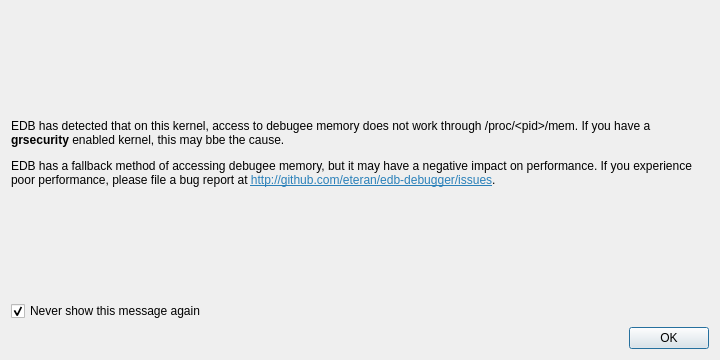
Before: the Qt Designer form plugins/DebuggerCore/unix/linux/DialogMemoryAccess.ui in eteran/edb-debugger, drawn with Qt 5.
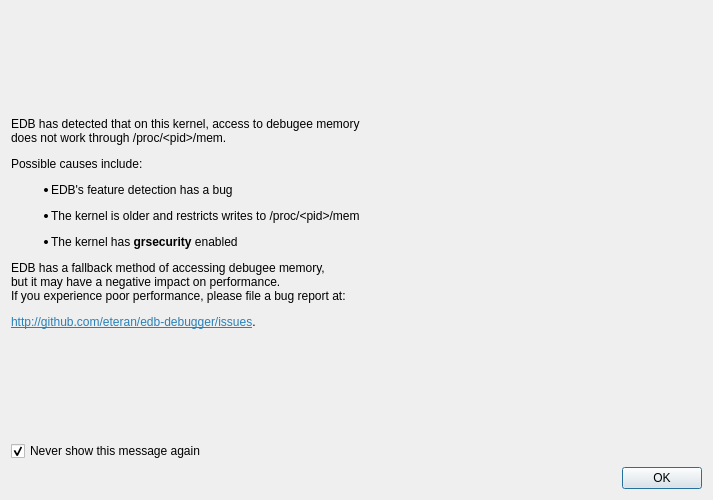
After: the same form once the commit is applied.

Commit message: hopefully improved the dialog box's display and information.

Patch:
```diff
--- a/plugins/DebuggerCore/unix/linux/DialogMemoryAccess.ui
+++ b/plugins/DebuggerCore/unix/linux/DialogMemoryAccess.ui
@@ -6,8 +6,8 @@
    <rect>
     <x>0</x>
     <y>0</y>
-    <width>720</width>
-    <height>360</height>
+    <width>713</width>
+    <height>500</height>
    </rect>
   </property>
   <property name="windowTitle">
@@ -20,14 +20,11 @@
    <item>
     <widget class="QLabel" name="label">
      <property name="text">
-      <string>&lt;html&gt;&lt;head/&gt;&lt;body&gt;&lt;p&gt;EDB has detected that on this kernel, access to debugee memory does not work through &lt;span style=&quot; font-family:'Courier New,courier';&quot;&gt;/proc/&amp;lt;pid&amp;gt;/mem&lt;/span&gt;. If you have a &lt;span style=&quot; font-weight:600;&quot;&gt;grsecurity&lt;/span&gt; enabled kernel, this may bbe the cause.&lt;/p&gt;&lt;p&gt;EDB has a fallback method of accessing debugee memory, but it may have a negative impact on performance. If you experience poor performance, please file a bug report at &lt;a href=&quot;http://github.com/eteran/edb-debugger/issues&quot;&gt;&lt;span style=&quot; text-decoration: underline; color:#2980b9;&quot;&gt;http://github.com/eteran/edb-debugger/issues&lt;/span&gt;&lt;/a&gt;.&lt;/p&gt;&lt;/body&gt;&lt;/html&gt;</string>
+      <string>&lt;html&gt;&lt;head/&gt;&lt;body&gt;&lt;p&gt;EDB has detected that on this kernel, access to debugee memory &lt;br/&gt;does not work through &lt;span style=&quot; font-family:'Courier New,courier';&quot;&gt;/proc/&amp;lt;pid&amp;gt;/mem&lt;/span&gt;. &lt;/p&gt;&lt;p&gt;Possible causes include: &lt;/p&gt;&lt;ul style=&quot;margin-top: 0px; margin-bottom: 0px; margin-left: 0px; margin-right: 0px; -qt-list-indent: 1;&quot;&gt;&lt;li style=&quot; margin-top:0px; margin-bottom:0px; margin-left:0px; margin-right:0px; -qt-block-indent:0; text-indent:0px;&quot;&gt;EDB's feature detection has a bug&lt;/li&gt;&lt;/ul&gt;&lt;ul style=&quot;margin-top: 0px; margin-bottom: 0px; margin-left: 0px; margin-right: 0px; -qt-list-indent: 1;&quot;&gt;&lt;li style=&quot; margin-top:12px; margin-bottom:12px; margin-left:0px; margin-right:0px; -qt-block-indent:0; text-indent:0px;&quot;&gt;The kernel is older and restricts writes to &lt;span style=&quot; font-family:'Courier New,courier';&quot;&gt;/proc/&amp;lt;pid&amp;gt;/mem&lt;/span&gt;&lt;/li&gt;&lt;li style=&quot; margin-top:0px; margin-bottom:0px; margin-left:0px; margin-right:0px; -qt-block-indent:0; text-indent:0px;&quot;&gt;The kernel has &lt;span style=&quot; font-weight:600;&quot;&gt;grsecurity&lt;/span&gt; enabled&lt;/li&gt;&lt;/ul&gt;&lt;p&gt;EDB has a fallback method of accessing debugee memory, &lt;br/&gt;but it may have a negative impact on performance. &lt;br/&gt;If you experience poor performance, please file a bug report at:&lt;/p&gt;&lt;p&gt;&lt;a href=&quot;http://github.com/eteran/edb-debugger/issues&quot;&gt;&lt;span style=&quot; text-decoration: underline; color:#2980b9;&quot;&gt;http://github.com/eteran/edb-debugger/issues&lt;/span&gt;&lt;/a&gt;.&lt;/p&gt;&lt;/body&gt;&lt;/html&gt;</string>
      </property>
      <property name="textFormat">
       <enum>Qt::RichText</enum>
      </property>
-     <property name="wordWrap">
-      <bool>true</bool>
-     </property>
      <property name="openExternalLinks">
       <bool>false</bool>
      </property>
```
